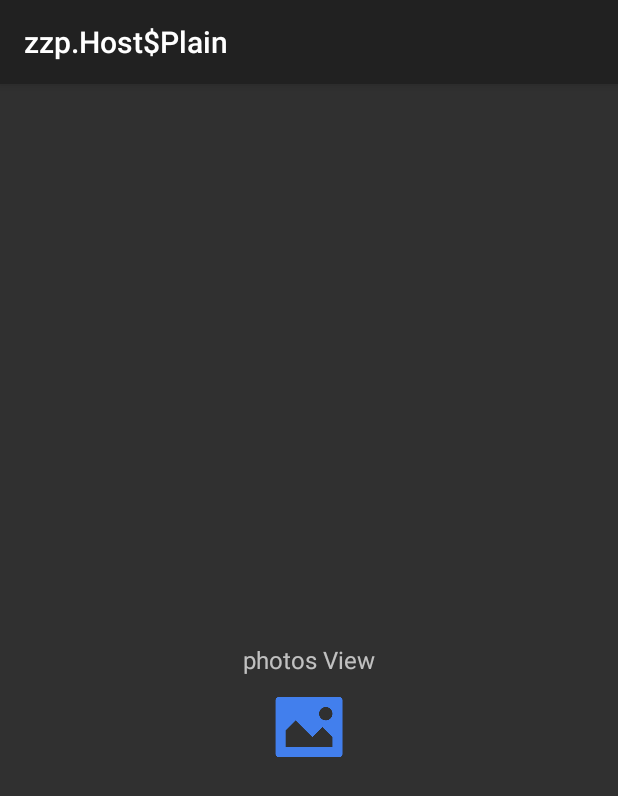
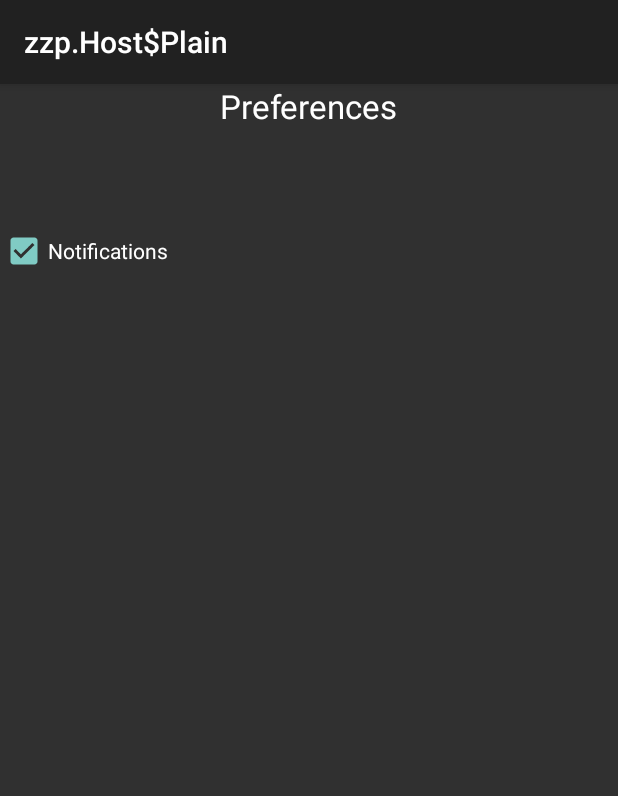
Before and after one commit to MathiasHaudgaard/AndroidProject, an Android app: the fragment PhotosFragment shown on its own in the app's theme, on a phone screen of 412 x 824 dp. Shown: the top 796 px of the screen. Run offline under Robolectric (Android 15) with nearby library versions, the light colour scheme and no system bars.

Commit message:
notifications outside app, toast inside app, option to remove notifications and toast

```diff
--- a/app/src/main/java/com/example/mathias/helloworld/PhotosFragment.java
+++ b/app/src/main/java/com/example/mathias/helloworld/PhotosFragment.java
@@ -1,12 +1,21 @@
 package com.example.mathias.helloworld;
 
 import android.app.Fragment;
+import android.content.SharedPreferences;
 import android.os.Bundle;
+import android.util.Log;
 import android.view.LayoutInflater;
 import android.view.View;
 import android.view.ViewGroup;
+import android.widget.CheckBox;
 
 public class PhotosFragment extends Fragment {
+
+    SharedPreferences settings;
+    CheckBox notificationCheckBox;
+    SharedPreferences.Editor editor;
+
+    boolean bNotifications;
 
 	public PhotosFragment(){}
 
@@ -16,6 +25,38 @@ public class PhotosFragment extends Fragment {
 
         View rootView = inflater.inflate(R.layout.fragment_photos, container, false);
 
+        settings = getActivity().getSharedPreferences(UserStatic.getEmail(), 0);
+        editor = settings.edit();
+
+        bNotifications = settings.getBoolean("notifications", true);
+
+
+
+        notificationCheckBox = (CheckBox) rootView.findViewById(R.id.notificationsCheckBox);
+        if (bNotifications){
+            notificationCheckBox.toggle();
+        }
+        notificationCheckBox.setOnClickListener(new View.OnClickListener() {
+            @Override
+            public void onClick(View view) {
+                bNotifications = !bNotifications;
+            }
+        });
+
+
         return rootView;
     }
+
+    @Override
+    public void onStop() {
+
+        super.onStop();
+        editor.remove("notifications");
+        editor.putBoolean("notifications", bNotifications);
+        Log.d("notifications", String.valueOf(bNotifications));
+
+        editor.commit();
+        Log.d("notifications", String.valueOf(settings.getBoolean("notifications", false)));
+
+    }
 }
--- a/app/src/main/res/layout/fragment_photos.xml
+++ b/app/src/main/res/layout/fragment_photos.xml
@@ -4,19 +4,22 @@
     android:layout_height="match_parent">
 
     <TextView
-        android:id="@+id/txtLabel"
         android:layout_width="wrap_content"
         android:layout_height="wrap_content"
-        android:layout_centerInParent="true"
-        android:textSize="16dp"
-        android:text="photos View"/>
+        android:textAppearance="?android:attr/textAppearanceLarge"
+        android:text="Preferences"
+        android:id="@+id/textView2"
+        android:layout_alignParentTop="true"
+        android:layout_centerHorizontal="true" />
 
-    <ImageView android:layout_width="wrap_content"
+    <CheckBox
+        android:layout_width="wrap_content"
         android:layout_height="wrap_content"
-        android:layout_below="@id/txtLabel"
-        android:src="@mipmap/ic_photos"
-        android:layout_centerHorizontal="true"
-        android:layout_marginTop="10dp"/>
+        android:text="Notifications"
+        android:id="@+id/notificationsCheckBox"
+        android:layout_below="@+id/textView2"
+        android:layout_alignParentStart="true"
+        android:layout_marginTop="66dp" />
 
 
 </RelativeLayout>
--- a/app/src/main/res/values/strings.xml
+++ b/app/src/main/res/values/strings.xml
@@ -33,4 +33,7 @@
     <string name="SignUpButtonName">Sign up</string>
     <string name="SignInButtonName">Sign in</string>
 
+<!-- TODO: Remove or change this placeholder text -->
+    <string name="hello_blank_fragment">Hello blank fragment</string>
+
 </resources>
```
Also changed, not shown: app/src/main/java/com/example/mathias/helloworld/MapsActivity.java (+58 -14 lines).
